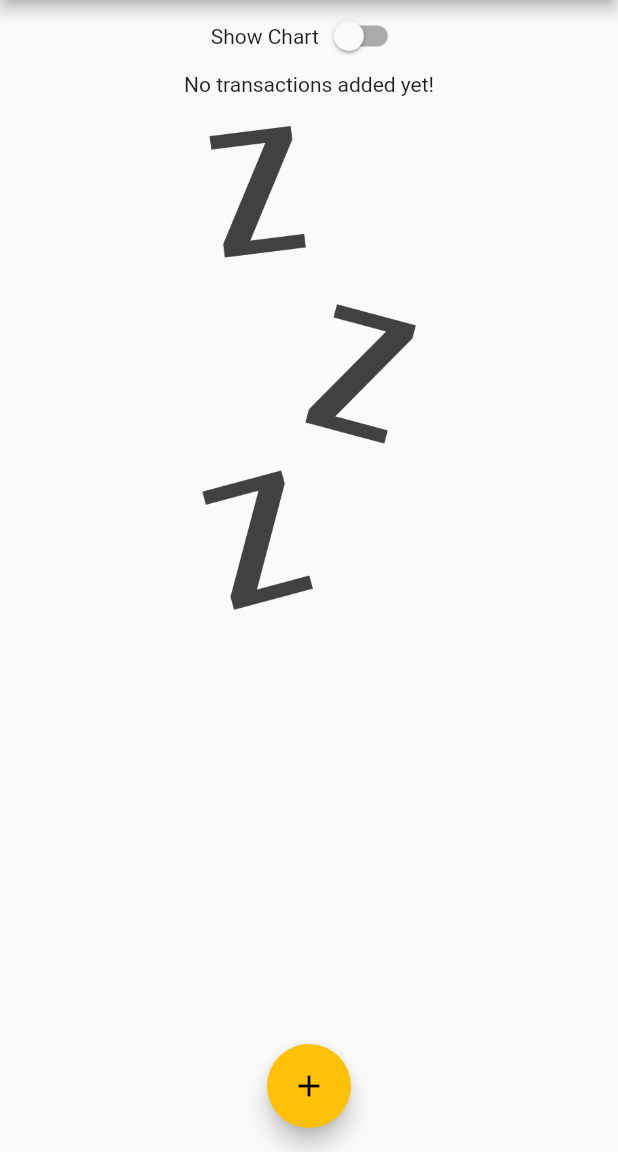
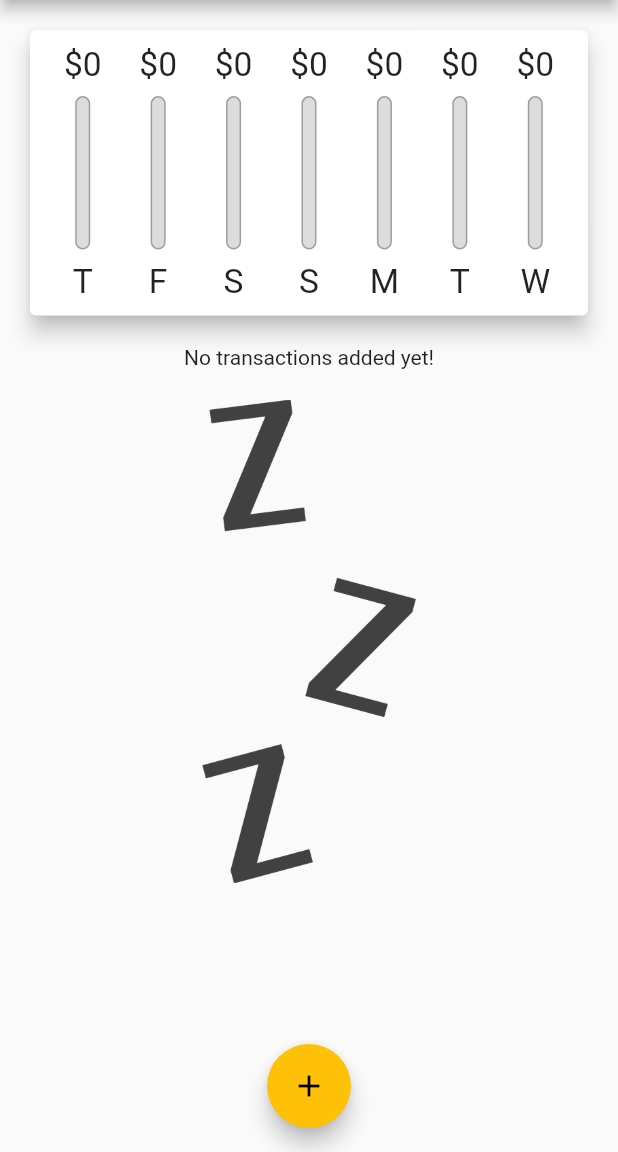
Before and after one commit to derekdotdev/personal-expenses-flutter, a Flutter app: the screen it shows after launch, on a phone screen of 412 x 824 dp, the part 84-1236 px from its top. Run offline on Flutter 3.47's test engine with Material 2 defaults, Android fonts, the phone set to English and light mode, and no system bars.

Commit message:
Use ternary operation with MediaQuery.orientation to display switch (with its current operation) only when in landscape mode. Otherwise, in portrait mode, both the chart and list are shown.

```diff
--- a/lib/main.dart
+++ b/lib/main.dart
@@ -112,6 +112,7 @@ class _MyHomePageState extends State<MyHomePage> {
   @override
   Widget build(BuildContext context) {
     var mediaQuery = MediaQuery.of(context);
+    final _isLandscape = mediaQuery.orientation == Orientation.landscape;
 
     final appBar = AppBar(
       title: const Text('Personal Expenses'),
@@ -123,6 +124,14 @@ class _MyHomePageState extends State<MyHomePage> {
       ],
     );
 
+    final txListWidget = SizedBox(
+      height: (mediaQuery.size.height -
+              mediaQuery.padding.top -
+              appBar.preferredSize.height) *
+          0.7,
+      child: TransactionList(_userTransactions, _deleteTransaction),
+    );
+
     return Scaffold(
       appBar: appBar,
       body: SingleChildScrollView(
@@ -130,6 +139,7 @@ class _MyHomePageState extends State<MyHomePage> {
           // mainAxisAlignment: MainAxisAlignment.start,
           crossAxisAlignment: CrossAxisAlignment.stretch,
           children: <Widget>[
+            if (_isLandscape)
               Row(
                 mainAxisAlignment: MainAxisAlignment.center,
                 children: [
@@ -146,6 +156,16 @@ class _MyHomePageState extends State<MyHomePage> {
                 ],
               ),
             // Weekly Transactions Chart
+            if (!_isLandscape)
+              SizedBox(
+                height: (mediaQuery.size.height -
+                        mediaQuery.padding.top -
+                        appBar.preferredSize.height) *
+                    0.3,
+                child: Chart(_recentTransactions),
+              ),
+            if (!_isLandscape) txListWidget,
+            if (_isLandscape)
               _showChart
                   ? SizedBox(
                       height: (mediaQuery.size.height -
@@ -154,17 +174,8 @@ class _MyHomePageState extends State<MyHomePage> {
                           0.7,
                       child: Chart(_recentTransactions),
                     )
-                :
                   // List of Transactions
-                SizedBox(
-                    height: (mediaQuery.size.height -
-                            mediaQuery.padding.top -
-                            appBar.preferredSize.height) *
-                        0.7,
-                    child:
-                        TransactionList(_userTransactions, _deleteTransaction),
-                  ),
-            // List of Transactions
+                  : txListWidget,
           ],
         ),
       ),
```
Lines whose indentation alone changed are shown as unchanged.
